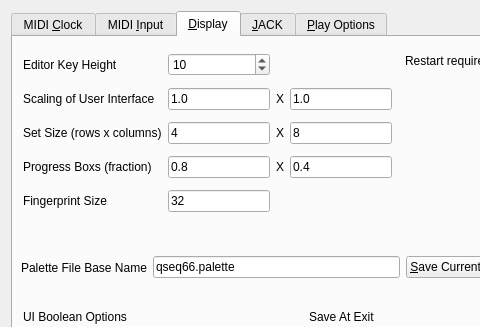
This is seq_qt5/forms/qseditoptions.ui in ahlstromcj/seq66 as Qt 5 draws it before an edit; both pictures show x 0 to 480 and y 0 to 327 of the 638 by 672 pixel window. The edited form follows.
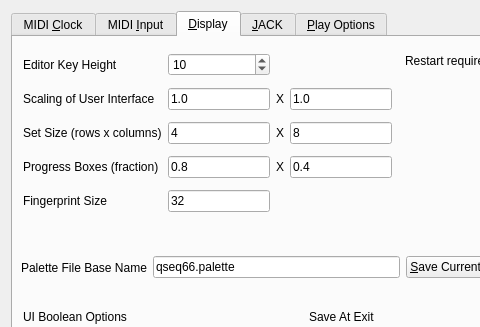
This is the edited form. The open tabs and pages were chosen to show the change.

Patch:
```diff
--- a/seq_qt5/forms/qseditoptions.ui
+++ b/seq_qt5/forms/qseditoptions.ui
@@ -617,7 +617,7 @@
            <bool>true</bool>
           </property>
           <property name="text">
-           <string>Progress Boxs (fraction)</string>
+           <string>Progress Boxes (fraction)</string>
           </property>
          </widget>
         </item>
```
